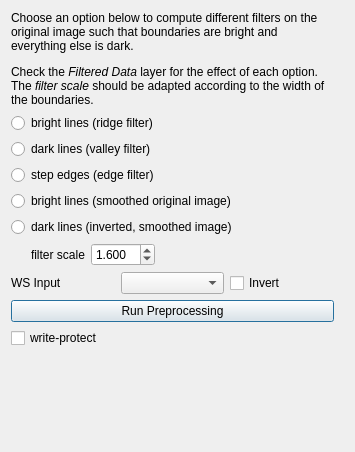
ilastik/ilastik, file ilastik/workflows/carving/preprocessingDrawer.ui: the form before one commit.
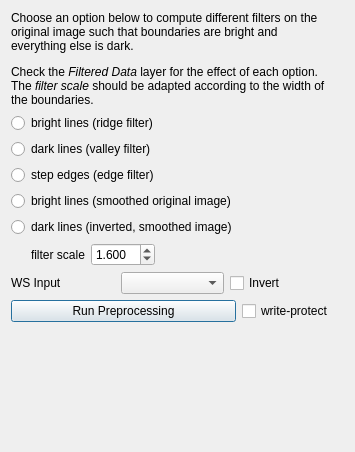
The form after the commit. Icons and pictures are not drawn.

```diff
--- a/ilastik/workflows/carving/preprocessingDrawer.ui
+++ b/ilastik/workflows/carving/preprocessingDrawer.ui
@@ -184,7 +184,15 @@
       </layout>
      </item>
      <item>
+      <layout class="QHBoxLayout" name="horizontalLayout_5">
+       <item>
       <widget class="QPushButton" name="runButton">
+         <property name="sizePolicy">
+          <sizepolicy hsizetype="Minimum" vsizetype="Fixed">
+           <horstretch>0</horstretch>
+           <verstretch>0</verstretch>
+          </sizepolicy>
+         </property>
        <property name="toolTip">
         <string>Start Preprocessing for selected Data</string>
        </property>
@@ -207,9 +215,13 @@
       </widget>
      </item>
      <item>
-      <layout class="QHBoxLayout" name="horizontalLayout_2">
-       <item>
         <widget class="QCheckBox" name="writeprotectBox">
+         <property name="sizePolicy">
+          <sizepolicy hsizetype="Maximum" vsizetype="Fixed">
+           <horstretch>0</horstretch>
+           <verstretch>0</verstretch>
+          </sizepolicy>
+         </property>
          <property name="toolTip">
           <string>&lt;html&gt;&lt;head/&gt;&lt;body&gt;&lt;p&gt;&lt;span style=&quot; font-style:italic;&quot;&gt;Write-protect&lt;/span&gt; current carving graph file.&lt;/p&gt;&lt;p&gt;The write protection prevents you from changing any of the pre-processing settings. This is useful if you have already segmented multiple objects, which rely on specific settings to produce specific supervoxels.&lt;/p&gt;&lt;/body&gt;&lt;/html&gt;</string>
          </property>
```
Left out of the diff: 3 changed lines with no effect on the pictures. Lines whose indentation alone changed are shown as unchanged.
